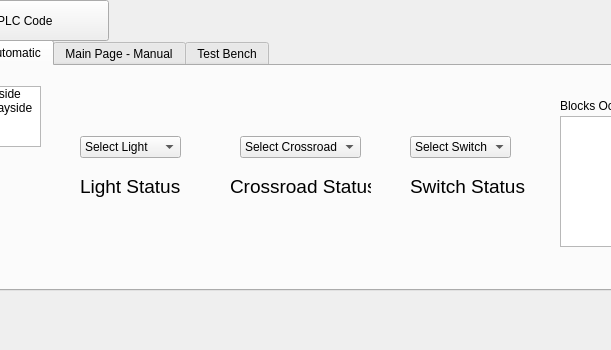
Old version of the form HW Track Controller UI.ui in the repository cerfort2/1140; both pictures show x 92 to 703 and y 0 to 350 of the 916 by 350 pixel window.
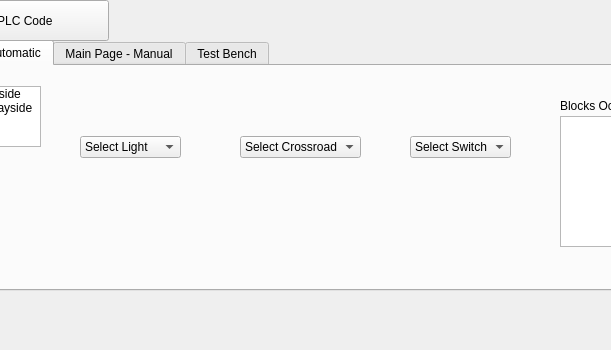
New version of the form.

Diff of the .ui file:
```diff
--- a/HW Track Controller UI.ui
+++ b/HW Track Controller UI.ui
@@ -118,60 +118,6 @@
        </property>
       </item>
      </widget>
-     <widget class="QLabel" name="label">
-      <property name="geometry">
-       <rect>
-        <x>170</x>
-        <y>110</y>
-        <width>101</width>
-        <height>21</height>
-       </rect>
-      </property>
-      <property name="font">
-       <font>
-        <pointsize>14</pointsize>
-       </font>
-      </property>
-      <property name="text">
-       <string>Light Status</string>
-      </property>
-     </widget>
-     <widget class="QLabel" name="label_2">
-      <property name="geometry">
-       <rect>
-        <x>320</x>
-        <y>110</y>
-        <width>141</width>
-        <height>21</height>
-       </rect>
-      </property>
-      <property name="font">
-       <font>
-        <pointsize>14</pointsize>
-       </font>
-      </property>
-      <property name="text">
-       <string>Crossroad Status</string>
-      </property>
-     </widget>
-     <widget class="QLabel" name="label_9">
-      <property name="geometry">
-       <rect>
-        <x>500</x>
-        <y>110</y>
-        <width>121</width>
-        <height>21</height>
-       </rect>
-      </property>
-      <property name="font">
-       <font>
-        <pointsize>14</pointsize>
-       </font>
-      </property>
-      <property name="text">
-       <string>Switch Status</string>
-      </property>
-     </widget>
      <widget class="QListWidget" name="listWidget_7">
       <property name="geometry">
        <rect>
```
